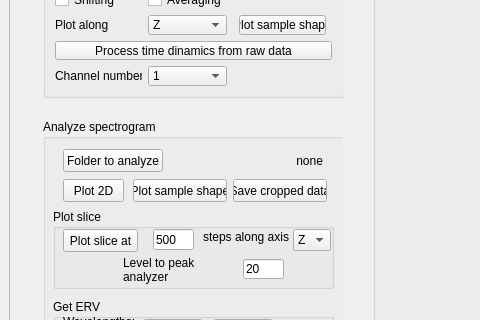
al509/ScanLoop, file Windows/UIs/MainWindow.ui: the form before one commit; both pictures show x 0 to 480 and y 242 to 562 of the 1199 by 892 pixel window.
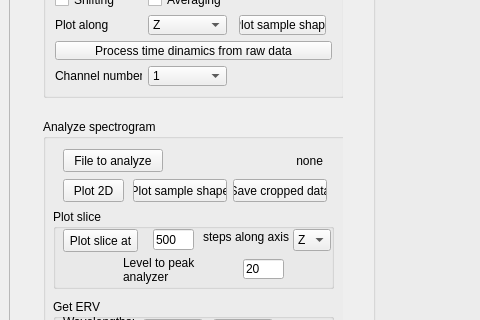
The form after the commit. The open tabs and pages were chosen to show the change.

Diff of the .ui file:
```diff
--- a/Windows/UIs/MainWindow.ui
+++ b/Windows/UIs/MainWindow.ui
@@ -1991,7 +1991,7 @@
               </rect>
              </property>
              <property name="text">
-              <string>Folder to analyze</string>
+              <string>File to analyze</string>
              </property>
             </widget>
             <widget class="QLabel" name="label_analyzer_folder">
```
